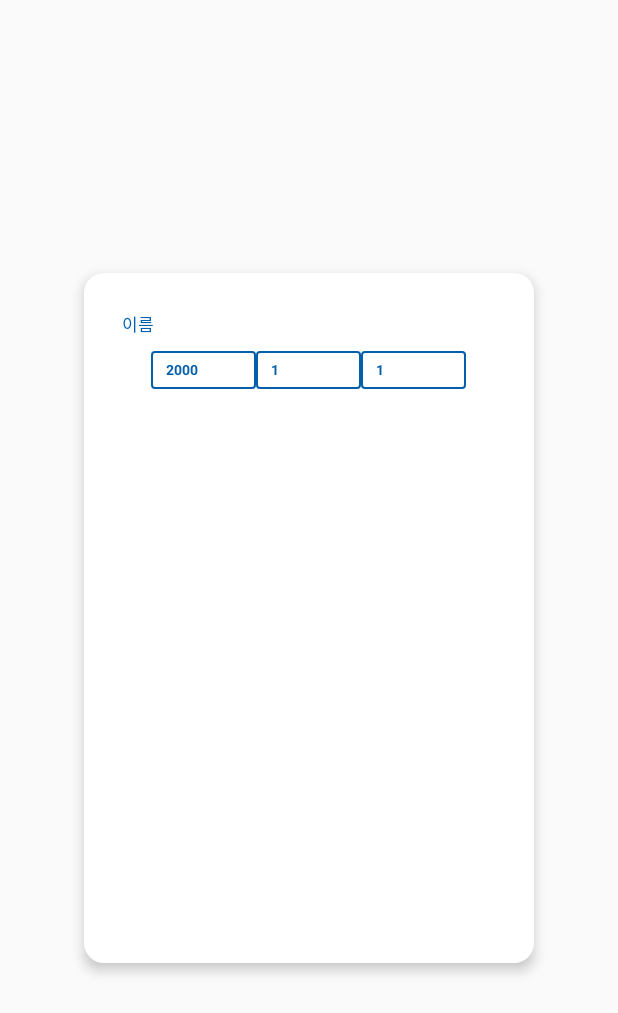
After one commit to choryang/CosmingAndroid, an Android app: the LikepopActivity screen opened directly, with no data from a screen before it, on a phone screen of 412 x 824 dp. The commit adds this screen. Shown: the top 1013 px of the screen. Run offline under Robolectric (Android 15) with nearby library versions, the phone set to English and light mode, and no system bars.

Commit message:
카메라 & 갤러리

```diff
--- a/app/build.gradle
+++ b/app/build.gradle
@@ -28,6 +28,7 @@ dependencies {
 
     implementation 'androidx.appcompat:appcompat:1.1.0'
     implementation 'androidx.constraintlayout:constraintlayout:1.1.3'
+    implementation 'gun0912.ted:tedpermission:2.0.0'
     testImplementation 'junit:junit:4.12'
     androidTestImplementation 'androidx.test.ext:junit:1.1.1'
     androidTestImplementation 'androidx.test.espresso:espresso-core:3.2.0'
--- /dev/null
+++ b/app/src/main/java/com/example/cosmingtest/LikepopActivity.java
@@ -0,0 +1,32 @@
+package com.example.cosmingtest;
+
+import android.os.Bundle;
+import android.widget.Spinner;
+
+import androidx.appcompat.app.AppCompatActivity;
+
+public class LikepopActivity extends AppCompatActivity {
+
+    Spinner spinner_year;
+    Spinner spinner_month;
+    Spinner spinner_day;
+
+
+    @Override
+    protected void onCreate(Bundle savedInstanceState) {
+        super.onCreate(savedInstanceState);
+        setContentView(R.layout.activity_likepop);
+        final String[] year = getResources().getStringArray(R.array.year);
+        final String[] month = getResources().getStringArray(R.array.month);
+        final String[] day = getResources().getStringArray(R.array.day);
+        spinner_year = findViewById(R.id.spinner_year);
+        spinner_month = findViewById(R.id.spinner_month);
+        spinner_day = findViewById(R.id.spinner_day);
+        SpinnerAdapter adapter_year = new SpinnerAdapter(year, this);
+        SpinnerAdapter adapter_month = new SpinnerAdapter(month, this);
+        SpinnerAdapter adapter_day = new SpinnerAdapter(day, this);
+        spinner_year.setAdapter(adapter_year);
+        spinner_month.setAdapter(adapter_month);
+        spinner_day.setAdapter(adapter_day);
+    }
+}
--- /dev/null
+++ b/app/src/main/java/com/example/cosmingtest/SpinnerAdapter.java
@@ -0,0 +1,45 @@
+package com.example.cosmingtest;
+
+import android.content.Context;
+import android.view.LayoutInflater;
+import android.view.View;
+import android.view.ViewGroup;
+import android.widget.BaseAdapter;
+import android.widget.TextView;
+
+public class SpinnerAdapter extends BaseAdapter {
+
+    String data[];
+    Context context;
+
+    public SpinnerAdapter(String data[], Context context) {
+        this.data = data;
+        this.context = context;
+    }
+
+    @Override
+    public int getCount() {
+        return data.length;
+    }
+
+    @Override
+    public Object getItem(int position) {
+        return data[position];
+    }
+
+    @Override
+    public long getItemId(int position) {
+        return position;
+    }
+
+    @Override
+    public View getView(int position, View convertView, ViewGroup parent) {
+        if(convertView == null) {
+            convertView = LayoutInflater.from(context).inflate(R.layout.spinner_item, null);
+            TextView tv = convertView.findViewById(R.id.tv_item);
+            tv.setText(data[position]);
+        }
+
+        return convertView;
+    }
+}
--- /dev/null
+++ b/app/src/main/res/drawable/cropborder.xml
@@ -0,0 +1,6 @@
+<?xml version="1.0" encoding="utf-8"?>
+<shape xmlns:android="http://schemas.android.com/apk/res/android"
+    android:shape="rectangle" android:padding="20dp">
+    <stroke android:width="1dp"
+        android:color="#035eac"></stroke>
+</shape>
--- /dev/null
+++ b/app/src/main/res/drawable/spinner.xml
@@ -0,0 +1,8 @@
+<?xml version="1.0" encoding="utf-8"?>
+<shape xmlns:android="http://schemas.android.com/apk/res/android"
+    android:shape="rectangle" android:padding="20dp">
+    <solid android:color="#ffffff"></solid>
+    <corners android:radius="2dp" />
+    <stroke android:width="1dp"
+        android:color="#035eac"></stroke>
+</shape>
--- /dev/null
+++ b/app/src/main/res/layout/activity_likepop.xml
@@ -0,0 +1,60 @@
+<?xml version="1.0" encoding="utf-8"?>
+<LinearLayout xmlns:android="http://schemas.android.com/apk/res/android"
+    xmlns:app="http://schemas.android.com/apk/res-auto"
+    xmlns:tools="http://schemas.android.com/tools"
+    android:layout_width="match_parent"
+    android:layout_height="match_parent"
+    android:gravity="center"
+    android:orientation="vertical"
+    tools:context=".LikepopActivity">
+
+    <LinearLayout
+        android:layout_width="300dp"
+        android:layout_height="460dp"
+        android:background="@drawable/modalradius"
+        android:elevation="5dp"
+        android:padding="25dp"
+        android:orientation="vertical">
+
+        <TextView
+            android:layout_width="wrap_content"
+            android:layout_height="wrap_content"
+            android:layout_marginBottom="10dp"
+            android:textSize="11sp"
+            android:textColor="@color/colorText"
+            android:text="이름"/>
+
+        <LinearLayout
+            android:layout_width="match_parent"
+            android:layout_height="wrap_content"
+            android:gravity="center">
+
+            <Spinner
+                android:id="@+id/spinner_year"
+                android:layout_width="70dp"
+                android:layout_height="25dp"
+                android:dropDownVerticalOffset="30dp"
+                android:background="@drawable/spinner"/>
+
+            <Spinner
+                android:id="@+id/spinner_month"
+                android:layout_width="70dp"
+                android:layout_height="25dp"
+                android:dropDownVerticalOffset="30dp"
+                android:background="@drawable/spinner"/>
+
+            <Spinner
+                android:id="@+id/spinner_day"
+                android:layout_width="70dp"
+                android:layout_height="25dp"
+                android:dropDownVerticalOffset="30dp"
+                android:background="@drawable/spinner"/>
+
+
+
+        </LinearLayout>
+
+
+    </LinearLayout>
+
+</LinearLayout>
--- a/app/src/main/res/layout/activity_search.xml
+++ b/app/src/main/res/layout/activity_search.xml
@@ -31,6 +31,7 @@
             android:gravity="center">
 
             <Button
+                android:id="@+id/gallery"
                 android:layout_width="wrap_content"
                 android:layout_height="wrap_content"
                 android:layout_margin="10dp"
@@ -42,6 +43,7 @@
                 android:background="@drawable/whitebtn"/>
 
             <Button
+                android:id="@+id/camera"
                 android:layout_width="wrap_content"
                 android:layout_height="wrap_content"
                 android:layout_margin="10dp"
--- /dev/null
+++ b/app/src/main/res/layout/spinner_item.xml
@@ -0,0 +1,18 @@
+<?xml version="1.0" encoding="utf-8"?>
+<LinearLayout xmlns:android="http://schemas.android.com/apk/res/android"
+    android:orientation="vertical" android:layout_width="match_parent"
+    android:layout_height="match_parent">
+
+    <TextView
+        android:id="@+id/tv_item"
+        android:layout_width="70dp"
+        android:layout_height="wrap_content"
+        android:paddingVertical="5dp"
+        android:paddingLeft="10dp"
+        android:gravity="center_vertical"
+        android:textSize="9sp"
+        android:textStyle="bold"
+        android:textColor="@color/colorText"
+        android:text="test"/>
+
+</LinearLayout>
--- /dev/null
+++ b/app/src/main/res/values/array.xml
@@ -0,0 +1,73 @@
+<?xml version="1.0" encoding="utf-8"?>
+<resources>
+    <string-array name="year">
+        <item>2000</item>
+        <item>2001</item>
+        <item>2002</item>
+        <item>2003</item>
+        <item>2004</item>
+        <item>2005</item>
+        <item>2006</item>
+        <item>2007</item>
+        <item>2008</item>
+        <item>2009</item>
+        <item>2010</item>
+        <item>2011</item>
+        <item>2012</item>
+        <item>2013</item>
+        <item>2014</item>
+        <item>2015</item>
+        <item>2016</item>
+        <item>2017</item>
+        <item>2018</item>
+        <item>2019</item>
+        <item>2020</item>
+    </string-array>
+    <string-array name="month">
+        <item>1</item>
+        <item>2</item>
+        <item>3</item>
+        <item>4</item>
+        <item>5</item>
+        <item>6</item>
+        <item>7</item>
+        <item>8</item>
+        <item>9</item>
+        <item>10</item>
+        <item>11</item>
+        <item>12</item>
+    </string-array>
+    <string-array name="day">
+        <item>1</item>
+        <item>2</item>
+        <item>3</item>
+        <item>4</item>
+        <item>5</item>
+        <item>6</item>
+        <item>7</item>
+        <item>8</item>
+        <item>9</item>
+        <item>10</item>
+        <item>11</item>
+        <item>12</item>
+        <item>13</item>
+        <item>14</item>
+        <item>15</item>
+        <item>16</item>
+        <item>17</item>
+        <item>18</item>
+        <item>19</item>
+        <item>20</item>
+        <item>21</item>
+        <item>22</item>
+        <item>23</item>
+        <item>24</item>
+        <item>25</item>
+        <item>26</item>
+        <item>27</item>
+        <item>28</item>
+        <item>29</item>
+        <item>30</item>
+        <item>31</item>
+    </string-array>
+</resources>
--- /dev/null
+++ b/app/src/main/res/xml/file_paths.xml
@@ -0,0 +1,6 @@
+<?xml version="1.0" encoding="utf-8"?>
+<paths xmlns:android="http://schemas.android.com/apk/res/android">
+    <external-path
+        name="my_image"
+        path="Android/data/com.example.cosmingtest/files/Pictures" />
+</paths>
```
Also changed, not shown: app/src/main/AndroidManifest.xml (+19 -6 lines), app/src/main/java/com/example/cosmingtest/CropActivity.java (added, +24 -0 lines), app/src/main/java/com/example/cosmingtest/DeleteActivity.java (added, +14 -0 lines), app/src/main/java/com/example/cosmingtest/ResultActivity.java (added, +14 -0 lines), app/src/main/java/com/example/cosmingtest/SearchActivity.java (+104 -0 lines), app/src/main/res/layout/activity_crop.xml (added, +95 -0 lines), app/src/main/res/layout/activity_delete.xml (added, +9 -0 lines), app/src/main/res/layout/activity_main.xml (+10 -10 lines), app/src/main/res/layout/activity_result.xml (added, +9 -0 lines), app/src/main/res/drawable/cropicon.png (added).
